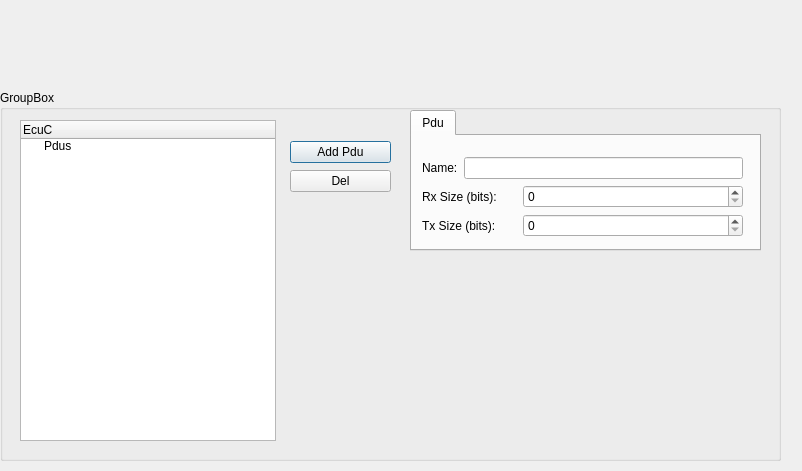
Old version of the form tool/gainos-studio/ui/forms/cd_ecuc.ui in the repository parai/gainos-tk.
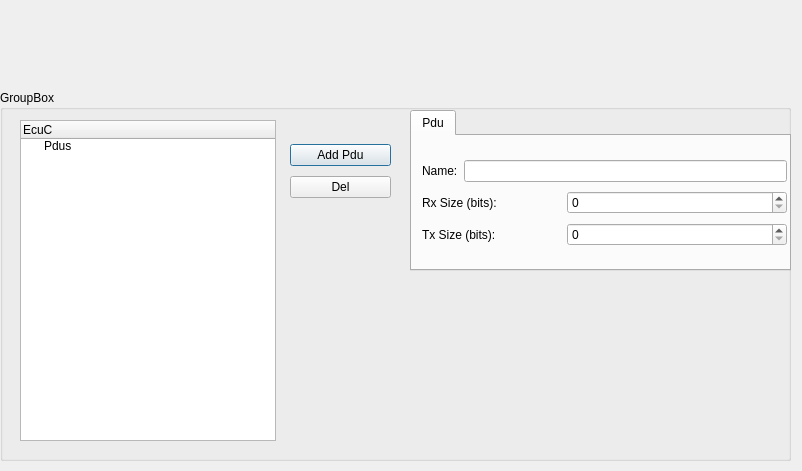
New version of the form.

```diff
--- a/tool/gainos-studio/ui/forms/cd_ecuc.ui
+++ b/tool/gainos-studio/ui/forms/cd_ecuc.ui
@@ -13,12 +13,15 @@
   <property name="windowTitle">
    <string>EcuC Config</string>
   </property>
+  <property name="styleSheet">
+   <string notr="true">font: 12pt &quot;Consolas&quot;;</string>
+  </property>
   <widget class="QGroupBox" name="groupBox">
    <property name="geometry">
     <rect>
      <x>0</x>
      <y>90</y>
-     <width>781</width>
+     <width>791</width>
      <height>371</height>
     </rect>
    </property>
@@ -50,8 +53,8 @@
      <rect>
       <x>410</x>
       <y>20</y>
-      <width>351</width>
-      <height>141</height>
+      <width>381</width>
+      <height>161</height>
      </rect>
     </property>
     <property name="currentIndex">
@@ -66,8 +69,8 @@
        <rect>
         <x>10</x>
         <y>21</y>
-        <width>321</width>
-        <height>80</height>
+        <width>365</width>
+        <height>95</height>
        </rect>
       </property>
       <layout class="QVBoxLayout" name="verticalLayout_2">
@@ -147,7 +150,7 @@
       <x>290</x>
       <y>50</y>
       <width>101</width>
-      <height>54</height>
+      <height>62</height>
      </rect>
     </property>
     <layout class="QVBoxLayout" name="verticalLayout">
```
